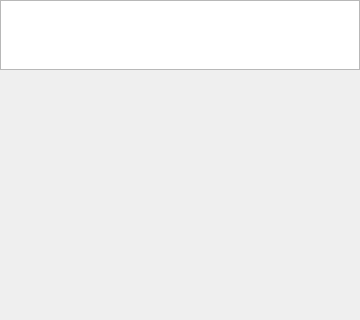
Above: ui/screens/game.ui from nekstas/met-chars before the change; both pictures show x 0 to 360 and y 0 to 320 of the 360 by 640 pixel window. Below: the same form after it.
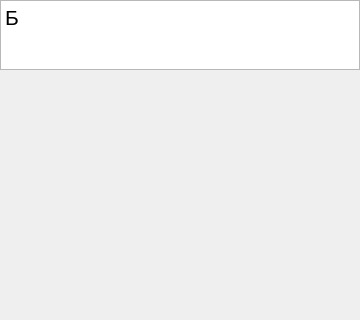
That is the form after the change.

What changed in the file:
```diff
--- a/ui/screens/game.ui
+++ b/ui/screens/game.ui
@@ -77,6 +77,7 @@
 &lt;html&gt;&lt;head&gt;&lt;meta name=&quot;qrichtext&quot; content=&quot;1&quot; /&gt;&lt;style type=&quot;text/css&quot;&gt;
 p, li { white-space: pre-wrap; }
 &lt;/style&gt;&lt;/head&gt;&lt;body style=&quot; font-family:'Segoe UI'; font-size:16pt; font-weight:400; font-style:normal;&quot;&gt;
+&lt;p style=&quot; margin-top:0px; margin-bottom:0px; margin-left:0px; margin-right:0px; -qt-block-indent:0; text-indent:0px;&quot;&gt;Б&lt;/p&gt;
 &lt;p style=&quot;-qt-paragraph-type:empty; margin-top:0px; margin-bottom:0px; margin-left:0px; margin-right:0px; -qt-block-indent:0; text-indent:0px;&quot;&gt;&lt;br /&gt;&lt;/p&gt;&lt;/body&gt;&lt;/html&gt;</string>
           </property>
          </widget>
```
